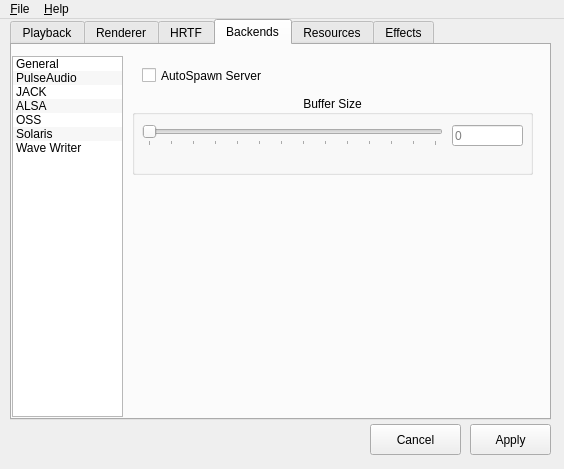
kcat/openal-soft, file utils/alsoft-config/mainwindow.ui: the form before one commit.
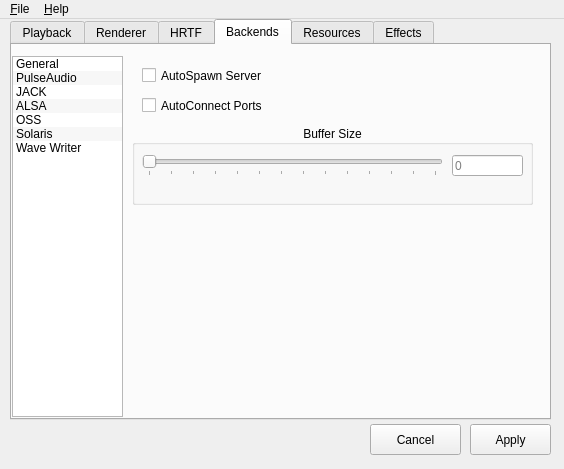
The form after the commit. The open tabs and pages were chosen to show the change. Icons and pictures are not drawn.

Commit message: Add the jack/connect-ports option to alsoft-config

Patch:
```diff
--- a/utils/alsoft-config/mainwindow.ui
+++ b/utils/alsoft-config/mainwindow.ui
@@ -1442,7 +1442,7 @@
         <property name="geometry">
          <rect>
           <x>10</x>
-          <y>40</y>
+          <y>70</y>
           <width>401</width>
           <height>80</height>
          </rect>
@@ -1500,6 +1500,22 @@
          </property>
         </widget>
        </widget>
+       <widget class="QCheckBox" name="jackConnectPortsCheckBox">
+        <property name="geometry">
+         <rect>
+          <x>20</x>
+          <y>40</y>
+          <width>141</width>
+          <height>21</height>
+         </rect>
+        </property>
+        <property name="text">
+         <string>AutoConnect Ports</string>
+        </property>
+        <property name="tristate">
+         <bool>true</bool>
+        </property>
+       </widget>
       </widget>
       <widget class="QWidget" name="page_3">
        <widget class="QLabel" name="label_17">
```
The commit also changes 1 other file.
